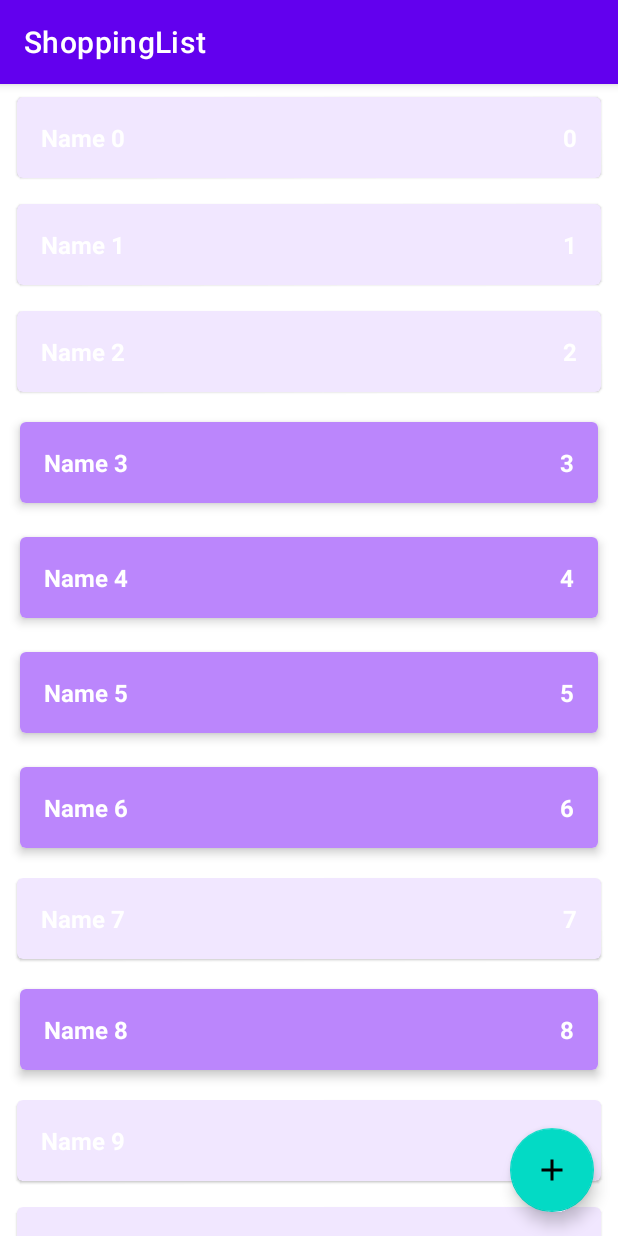
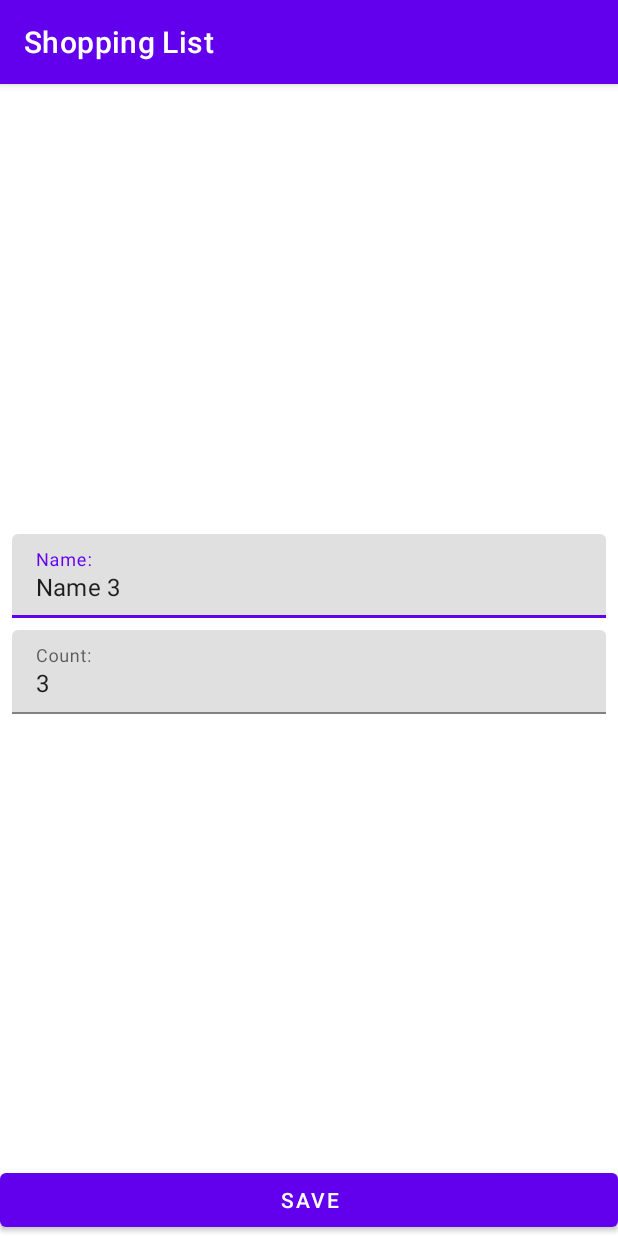
Before and after one commit to korolKlinkoff/ShoppingList, an Android app: the screen it shows after launch (MainActivity before the commit, ShopItemActivity after it), after a tap on an icon or button, on a phone screen of 412 x 824 dp. Run offline under Robolectric (Android 15) with nearby library versions, the phone set to English and light mode, and no system bars.

Commit message:
* POV you are mobile developer *

```diff
--- a/app/src/main/AndroidManifest.xml
+++ b/app/src/main/AndroidManifest.xml
@@ -10,6 +10,10 @@
         android:supportsRtl="true"
         android:theme="@style/Theme.ShoppingList">
         <activity
+            android:name=".presentation.ShopItemActivity"
+            android:windowSoftInputMode="adjustResize"
+            android:exported="false" />
+        <activity
             android:name=".presentation.MainActivity"
             android:exported="true">
             <intent-filter>
--- a/app/src/main/java/com/example/shoppinglist/data/ShopListRepositoryImpl.kt
+++ b/app/src/main/java/com/example/shoppinglist/data/ShopListRepositoryImpl.kt
@@ -14,7 +14,7 @@ object ShopListRepositoryImpl: ShopListRepository {
     private var autoIncrementId = 0
 
     init {
-        for (i in 0 until 1000) {
+        for (i in 1 until 10) {
             addShopItem(ShopItem("Name $i", i, Random.nextBoolean()))
         }
     }
--- a/app/src/main/java/com/example/shoppinglist/presentation/MainActivity.kt
+++ b/app/src/main/java/com/example/shoppinglist/presentation/MainActivity.kt
@@ -1,26 +1,57 @@
 package com.example.shoppinglist.presentation
 
+import android.content.Intent
 import androidx.appcompat.app.AppCompatActivity
 import android.os.Bundle
+import androidx.fragment.app.Fragment
+import androidx.fragment.app.FragmentContainerView
 import androidx.lifecycle.ViewModelProvider
 import androidx.recyclerview.widget.ItemTouchHelper
 import androidx.recyclerview.widget.RecyclerView
 import com.example.shoppinglist.R
+import com.example.shoppinglist.presentation.ShopItemActivity.Companion.newIntentAddItem
+import com.example.shoppinglist.presentation.ShopItemActivity.Companion.newIntentEditItem
+import com.google.android.material.floatingactionbutton.FloatingActionButton
+import kotlin.properties.Delegates
 
 
 class MainActivity : AppCompatActivity() {
 
     private lateinit var viewModel: MainViewModel
     private lateinit var adapter: ShopListAdapter
+    private var shopItemContainer: FragmentContainerView? = null
+    private var needFragment: Boolean = false
 
     override fun onCreate(savedInstanceState: Bundle?) {
         super.onCreate(savedInstanceState)
         setContentView(R.layout.activity_main)
+        shopItemContainer = findViewById(R.id.shop_item_container)
+        if(shopItemContainer != null) {needFragment = true}
         setupRecyclerView()
         viewModel = ViewModelProvider(this)[MainViewModel::class.java]
         viewModel.shopList.observe(this) {
             adapter.submitList(it)
         }
+        val buttonAddItem = findViewById<FloatingActionButton>(R.id.button_add_shop_item)
+        if (!needFragment) {
+            buttonAddItem.setOnClickListener {
+                val intent = newIntentAddItem(this)
+                startActivity(intent)
+            }
+        } else {
+            buttonAddItem.setOnClickListener {
+                val fragment = ShopItemFragment.newInstanceAddItem()
+                launchFragment(fragment)
+            }
+        }
+    }
+
+    private fun launchFragment(fragment: Fragment) {
+        supportFragmentManager.popBackStack()
+        supportFragmentManager.beginTransaction()
+            .replace(R.id.shop_item_container, fragment)
+            .addToBackStack(null)
+            .commit()
     }
 
     private fun setupRecyclerView() {
@@ -63,8 +94,17 @@ class MainActivity : AppCompatActivity() {
     }
 
     private fun setupClickListener() {
-        adapter.onShopItemClickListener = {
-            with(it) { println("id: $id name: $name count: $count enabled: $enabled") }
+        if (!needFragment) {
+            adapter.onShopItemClickListener = {
+                with(it) { println("id: $id name: $name count: $count enabled: $enabled") }
+                val intent = newIntentEditItem(this, it.id)
+                startActivity(intent)
+            }
+        } else {
+            adapter.onShopItemClickListener = {
+                val fragment = ShopItemFragment.newInstanceEditItem(it.id)
+                launchFragment(fragment)
+            }
         }
     }
 
--- a/app/src/main/java/com/example/shoppinglist/presentation/MainViewModel.kt
+++ b/app/src/main/java/com/example/shoppinglist/presentation/MainViewModel.kt
@@ -1,6 +1,5 @@
 package com.example.shoppinglist.presentation
 
-import androidx.lifecycle.MutableLiveData
 import androidx.lifecycle.ViewModel
 import com.example.shoppinglist.data.ShopListRepositoryImpl
 import com.example.shoppinglist.domain.*
--- /dev/null
+++ b/app/src/main/java/com/example/shoppinglist/presentation/ShopItemActivity.kt
@@ -0,0 +1,78 @@
+package com.example.shoppinglist.presentation
+
+import android.content.Context
+import android.content.Intent
+import androidx.appcompat.app.AppCompatActivity
+import android.os.Bundle
+import android.text.Editable
+import android.text.TextWatcher
+import android.util.Log
+import android.widget.Button
+import android.widget.EditText
+import androidx.lifecycle.ViewModelProvider
+import com.example.shoppinglist.R
+import com.example.shoppinglist.domain.ShopItem
+import com.google.android.material.textfield.TextInputLayout
+
+class ShopItemActivity : AppCompatActivity() {
+
+    private var screenMode = MODE_UNKNOWN
+    private var shopItemId = ShopItem.UNDEFINED_ID
+
+    override fun onCreate(savedInstanceState: Bundle?) {
+
+        super.onCreate(savedInstanceState)
+        setContentView(R.layout.activity_shop_item)
+        parseIntent()
+        if (savedInstanceState == null) {
+            val fragment = when (screenMode) {
+                MODE_EDIT -> ShopItemFragment.newInstanceEditItem(shopItemId)
+                MODE_ADD -> ShopItemFragment.newInstanceAddItem()
+                else -> throw RuntimeException("Unknown screen mode $screenMode")
+            }
+            supportFragmentManager.beginTransaction()
+                .replace(R.id.shop_item_container, fragment)
+                .commit()
+        }
+    }
+
+    private fun parseIntent() {
+        if (!intent.hasExtra(EXTRA_SCREEN_MODE)) {
+            throw RuntimeException("Param screen mode is absent")
+        }
+        val mode = intent.getStringExtra(EXTRA_SCREEN_MODE)
+        if (mode != MODE_EDIT && mode != MODE_ADD) {
+            throw RuntimeException("Unknown screen mode $mode")
+        }
+        screenMode = mode
+        if (screenMode == MODE_EDIT) {
+            if (!intent.hasExtra(EXTRA_SHOP_ITEM_ID)) {
+                throw RuntimeException("Param shop item id is absent")
+            }
+            shopItemId = intent.getIntExtra(EXTRA_SHOP_ITEM_ID, ShopItem.UNDEFINED_ID)
+        }
+    }
+
+
+    companion object {
+
+        private const val EXTRA_SCREEN_MODE = "extra_mode"
+        private const val EXTRA_SHOP_ITEM_ID = "extra_shop_item_id"
+        private const val MODE_EDIT = "mode_edit"
+        private const val MODE_ADD = "mode_add"
+        private const val MODE_UNKNOWN = ""
+
+        fun newIntentAddItem(context: Context): Intent {
+            val intent = Intent(context, ShopItemActivity::class.java)
+            intent.putExtra(EXTRA_SCREEN_MODE, MODE_ADD)
+            return intent
+        }
+
+        fun newIntentEditItem(context: Context, id: Int): Intent {
+            val intent = Intent(context, ShopItemActivity::class.java)
+            intent.putExtra(EXTRA_SCREEN_MODE, MODE_EDIT)
+            intent.putExtra(EXTRA_SHOP_ITEM_ID, id)
+            return intent
+        }
+    }
+}
--- /dev/null
+++ b/app/src/main/java/com/example/shoppinglist/presentation/ShopItemFragment.kt
@@ -0,0 +1,156 @@
+package com.example.shoppinglist.presentation
+
+import android.content.Context
+import android.content.Intent
+import android.os.Bundle
+import android.text.Editable
+import android.text.TextWatcher
+import android.view.LayoutInflater
+import android.view.View
+import android.view.ViewGroup
+import android.widget.Button
+import android.widget.EditText
+import androidx.fragment.app.Fragment
+import androidx.lifecycle.ViewModelProvider
+import com.example.shoppinglist.R
+import com.example.shoppinglist.domain.ShopItem
+import com.google.android.material.textfield.TextInputLayout
+
+class ShopItemFragment : Fragment() {
+
+    private lateinit var viewModel: ShopItemViewModel
+    private lateinit var tilName: TextInputLayout
+    private lateinit var tilCount: TextInputLayout
+    private lateinit var etName: EditText
+    private lateinit var etCount: EditText
+    private lateinit var buttonSave: Button
+    private var screenMode: String = MODE_UNKNOWN
+    private var shopItemId: Int = ShopItem.UNDEFINED_ID
+
+    override fun onCreate(savedInstanceState: Bundle?) {
+        super.onCreate(savedInstanceState)
+        parseParams()
+    }
+
+    override fun onCreateView(
+        inflater: LayoutInflater,
+        container: ViewGroup?,
+        savedInstanceState: Bundle?
+    ): View? {
+        return inflater.inflate(R.layout.fragment_shop_item, container, false)
+    }
+
+    override fun onViewCreated(view: View, savedInstanceState: Bundle?) {
+        super.onViewCreated(view, savedInstanceState)
+        super.onCreate(savedInstanceState)
+        viewModel = ViewModelProvider(this)[ShopItemViewModel::class.java]
+        initViews(view)
+
+        when (screenMode) {
+            MODE_EDIT -> launchEditMode()
+            MODE_ADD -> launchAddMode()
+        }
+
+        viewModel.errorInputCount.observe(viewLifecycleOwner) {
+            if (it) {
+                tilCount.error = getString(R.string.error_input_count)
+            }
+        }
+        viewModel.errorInputName.observe(viewLifecycleOwner) {
+            if (it) {
+                tilName.error = getString(R.string.error_input_name)
+            }
+        }
+        etName.addTextChangedListener(object : TextWatcher {
+            override fun beforeTextChanged(p0: CharSequence?, p1: Int, p2: Int, p3: Int) {}
+            override fun onTextChanged(p0: CharSequence?, p1: Int, p2: Int, p3: Int) {
+                tilName.error = null
+            }
+
+            override fun afterTextChanged(p0: Editable?) {}
+        })
+        etCount.addTextChangedListener(object : TextWatcher {
+            override fun beforeTextChanged(p0: CharSequence?, p1: Int, p2: Int, p3: Int) {}
+            override fun onTextChanged(p0: CharSequence?, p1: Int, p2: Int, p3: Int) {
+                tilCount.error = null
+            }
+
+            override fun afterTextChanged(p0: Editable?) {}
+        })
+        viewModel.shouldCloseScreen.observe(viewLifecycleOwner) {
+            activity?.onBackPressed()
+        }
+    }
+
+    private fun saveNewItem() {
+        viewModel.addShopItem(etName.text.toString(), etCount.text.toString())
+    }
+
+    private fun editItem() {
+        viewModel.editShopItem(etName.text.toString(), etCount.text.toString(), shopItemId)
+    }
+
+    private fun launchEditMode() {
+        buttonSave.setOnClickListener { editItem() }
+        viewModel.getShopItem(shopItemId)
+        val shopItem = viewModel.shopItem.value
+        etName.setText(shopItem?.name)
+        etCount.setText(shopItem?.count.toString())
+    }
+
+    private fun launchAddMode() {
+        buttonSave.setOnClickListener { saveNewItem() }
+    }
+
+    private fun parseParams() {
+        val args = requireArguments()
+        if (!args.containsKey(SCREEN_MODE)) {
+            throw RuntimeException("Param screen mode is absent")
+        }
+        val mode = args.getString(SCREEN_MODE)
+        if (mode != MODE_EDIT && mode != MODE_ADD) {
+            throw RuntimeException("Unknown screen mode $mode")
+        }
+        screenMode = mode
+        if (screenMode == MODE_EDIT) {
+            if (!args.containsKey(SHOP_ITEM_ID)) {
+                throw RuntimeException("Param shop item id is absent")
+            }
+            shopItemId = args.getInt(SHOP_ITEM_ID, ShopItem.UNDEFINED_ID)
+        }
+    }
+
+    private fun initViews(view: View) {
+        tilName = view.findViewById(R.id.til_name)
+        tilCount = view.findViewById(R.id.til_count)
+        etName = view.findViewById(R.id.et_name)
+        etCount = view.findViewById(R.id.et_count)
+        buttonSave = view.findViewById(R.id.save_button)
+    }
+
+    companion object {
+
+        private const val SCREEN_MODE = "extra_mode"
+        private const val SHOP_ITEM_ID = "extra_shop_item_id"
+        private const val MODE_EDIT = "mode_edit"
+        private const val MODE_ADD = "mode_add"
+        private const val MODE_UNKNOWN = ""
+
+        fun newInstanceAddItem(): ShopItemFragment {
+            return ShopItemFragment().apply {
+                arguments = Bundle().apply {
+                    putString(SCREEN_MODE, MODE_ADD)
+                }
+            }
+        }
+
+        fun newInstanceEditItem(shopItemId: Int): ShopItemFragment {
+            return ShopItemFragment().apply {
+                arguments = Bundle().apply {
+                    putString(SCREEN_MODE, MODE_EDIT)
+                    putInt(SHOP_ITEM_ID, shopItemId)
+                }
+            }
+        }
+    }
+}
--- /dev/null
+++ b/app/src/main/java/com/example/shoppinglist/presentation/ShopItemViewModel.kt
@@ -0,0 +1,97 @@
+package com.example.shoppinglist.presentation
+
+import androidx.lifecycle.LiveData
+import androidx.lifecycle.MutableLiveData
+import androidx.lifecycle.ViewModel
+import com.example.shoppinglist.data.ShopListRepositoryImpl
+import com.example.shoppinglist.domain.AddShopItemUseCase
+import com.example.shoppinglist.domain.EditShopItemUseCase
+import com.example.shoppinglist.domain.GetShopItemUseCase
+import com.example.shoppinglist.domain.ShopItem
+
+class ShopItemViewModel : ViewModel() {
+    private val repository = ShopListRepositoryImpl
+
+    private val editShopItemUseCase = EditShopItemUseCase(repository)
+    private val addShopItemUseCase = AddShopItemUseCase(repository)
+    private val getShopItemUseCase = GetShopItemUseCase(repository)
+
+    private val _errorInputName = MutableLiveData<Boolean>()
+    val errorInputName: LiveData<Boolean>
+        get() = _errorInputName
+
+    private val _errorInputCount = MutableLiveData<Boolean>()
+    val errorInputCount: LiveData<Boolean>
+        get() = _errorInputCount
+
+    private val _shopItem = MutableLiveData<ShopItem>()
+    val shopItem: LiveData<ShopItem>
+        get() = _shopItem
+
+    private val _shouldCloseScreen = MutableLiveData<Unit>()
+    val shouldCloseScreen: LiveData<Unit>
+        get() = _shouldCloseScreen
+
+    fun editShopItem(inputName: String?, inputCount: String?, itemId: Int) {
+        val name = parseName(inputName)
+        val count = parseCount(inputCount)
+        val fieldsValid = validateInput(name, count)
+        if (fieldsValid) {
+            val enabled = getShopItemUseCase.getShopItem(itemId).enabled
+            val shopItem = ShopItem(name, count, enabled, itemId)
+            editShopItemUseCase.editShopItem(shopItem)
+            finishWork()
+        }
+    }
+
+    fun addShopItem(inputName: String?, inputCount: String?) {
+        val name = parseName(inputName)
+        val count = parseCount(inputCount)
+        val fieldsValid = validateInput(name, count)
+        if (fieldsValid) {
+            val item = ShopItem(name, count, true)
+            addShopItemUseCase.addShopItem(item)
+            finishWork()
+        }
+    }
+
+    fun getShopItem(id: Int) {
+        val item = getShopItemUseCase.getShopItem(id)
+        _shopItem.value = item
+    }
+
+    private fun parseName(inputName: String?): String {
+        return inputName?.trim() ?: ""
+    }
+
+    private fun parseCount(inputCount: String?): Int {
+        return inputCount?.trim()?.toIntOrNull() ?: 0
+    }
+
+    private fun validateInput(name: String, count: Int): Boolean {
+        var result = true
+        resetErrorInputCount()
+        resetErrorInputName()
+        if (name.isBlank()) {
+            _errorInputName.value = true
+            result = false
+        }
+        if (count <= 0) {
+            _errorInputCount.value = true
+            result = false
+        }
+        return result
+    }
+
+    private fun finishWork() {
+        _shouldCloseScreen.value = Unit
+    }
+
+    fun resetErrorInputName() {
+        _errorInputName.value = false
+    }
+
+    fun resetErrorInputCount() {
+        _errorInputCount.value = false
+    }
+}
--- /dev/null
+++ b/app/src/main/res/layout/activity_shop_item.xml
@@ -0,0 +1,8 @@
+<?xml version="1.0" encoding="utf-8"?>
+<androidx.fragment.app.FragmentContainerView xmlns:android="http://schemas.android.com/apk/res/android"
+    xmlns:tools="http://schemas.android.com/tools"
+    android:id="@+id/shop_item_container"
+    android:layout_width="match_parent"
+    android:layout_height="match_parent"
+    tools:context=".presentation.ShopItemActivity"
+    tools:layout="@layout/fragment_shop_item" />
--- /dev/null
+++ b/app/src/main/res/layout/fragment_shop_item.xml
@@ -0,0 +1,58 @@
+<?xml version="1.0" encoding="utf-8"?>
+<androidx.constraintlayout.widget.ConstraintLayout xmlns:android="http://schemas.android.com/apk/res/android"
+    xmlns:app="http://schemas.android.com/apk/res-auto"
+    xmlns:tools="http://schemas.android.com/tools"
+    android:layout_width="match_parent"
+    android:layout_height="match_parent"
+    tools:context=".presentation.ShopItemFragment">
+
+    <com.google.android.material.textfield.TextInputLayout
+        android:id="@+id/til_name"
+        android:layout_width="0dp"
+        android:layout_height="wrap_content"
+        android:layout_marginStart="8dp"
+        android:layout_marginEnd="8dp"
+        android:layout_marginBottom="4dp"
+        app:layout_constraintBottom_toTopOf="@id/til_count"
+        app:layout_constraintEnd_toEndOf="parent"
+        app:layout_constraintStart_toStartOf="parent"
+        app:layout_constraintTop_toTopOf="parent"
+        app:layout_constraintVertical_chainStyle="packed">
+
+        <com.google.android.material.textfield.TextInputEditText
+            android:id="@+id/et_name"
+            android:layout_width="match_parent"
+            android:layout_height="wrap_content"
+            android:hint="@string/name_hint"
+            android:inputType="textCapWords" />
+    </com.google.android.material.textfield.TextInputLayout>
+
+    <com.google.android.material.textfield.TextInputLayout
+        android:id="@+id/til_count"
+        android:layout_width="0dp"
+        android:layout_height="wrap_content"
+        android:layout_marginStart="8dp"
+        android:layout_marginTop="4dp"
+        android:layout_marginEnd="8dp"
+        app:layout_constraintBottom_toTopOf="@+id/save_button"
+        app:layout_constraintEnd_toEndOf="parent"
+        app:layout_constraintStart_toStartOf="parent"
+        app:layout_constraintTop_toBottomOf="@+id/til_name">
+
+        <com.google.android.material.textfield.TextInputEditText
+            android:id="@+id/et_count"
+            android:layout_width="match_parent"
+            android:layout_height="wrap_content"
+            android:hint="@string/count_hint"
+            android:inputType="number" />
+    </com.google.android.material.textfield.TextInputLayout>
+
+    <Button
+        android:id="@+id/save_button"
+        android:layout_width="0dp"
+        android:layout_height="wrap_content"
+        android:text="@string/save_btn"
+        app:layout_constraintBottom_toBottomOf="parent"
+        app:layout_constraintEnd_toEndOf="parent"
+        app:layout_constraintStart_toStartOf="parent" />
+</androidx.constraintlayout.widget.ConstraintLayout>
--- a/app/src/main/res/values/strings.xml
+++ b/app/src/main/res/values/strings.xml
@@ -1,4 +1,9 @@
 <resources>
-    <string name="app_name">ShoppingList</string>
+    <string name="app_name">Shopping List</string>
     <string name="add_shop_item_content_description">Add new shop item</string>
+    <string name="name_hint">Name:</string>
+    <string name="count_hint">Count:</string>
+    <string name="save_btn">Save</string>
+    <string name="error_input_name">Invalid name</string>
+    <string name="error_input_count">Invalid count</string>
 </resources>
--- a/build.gradle
+++ b/build.gradle
@@ -2,7 +2,7 @@
 plugins {
     id 'com.android.application' version '7.1.2' apply false
     id 'com.android.library' version '7.1.2' apply false
-    id 'org.jetbrains.kotlin.android' version '1.6.10' apply false
+    id 'org.jetbrains.kotlin.android' version '1.6.21' apply false
 }
 
 task clean(type: Delete) {
```
Also changed, not shown: app/src/main/res/layout-land/activity_main.xml (added, +48 -0 lines).
